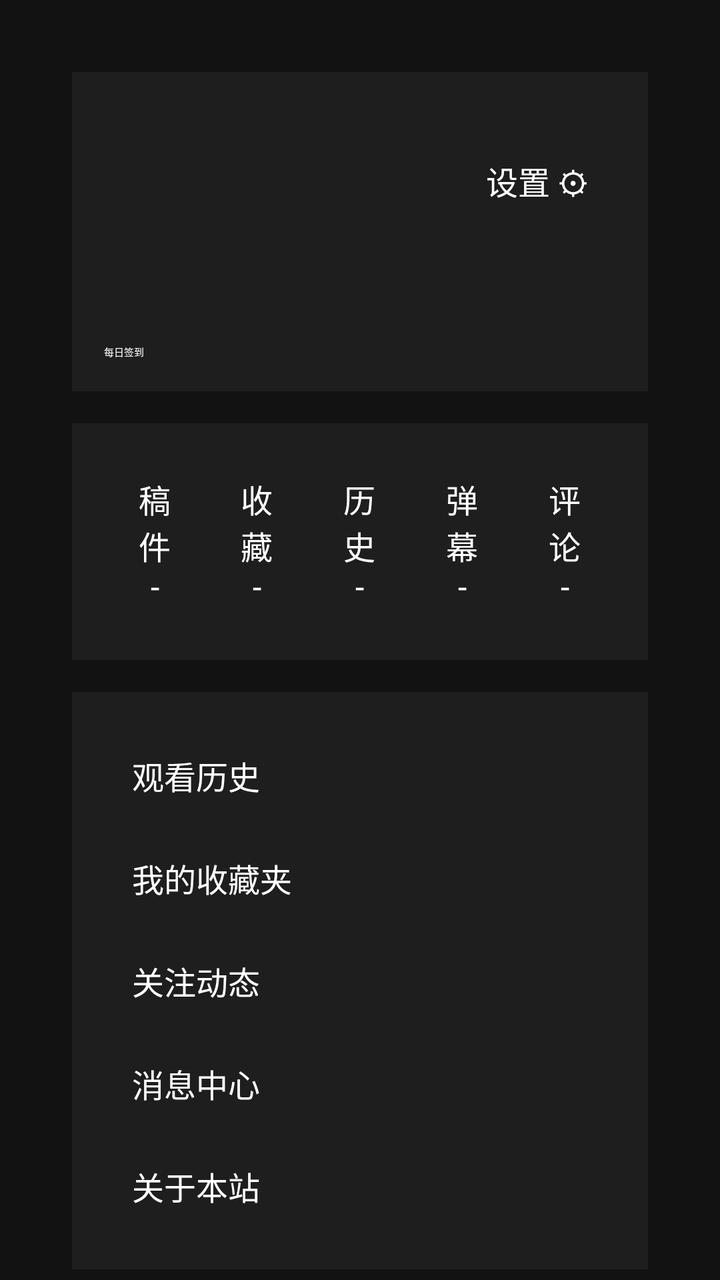
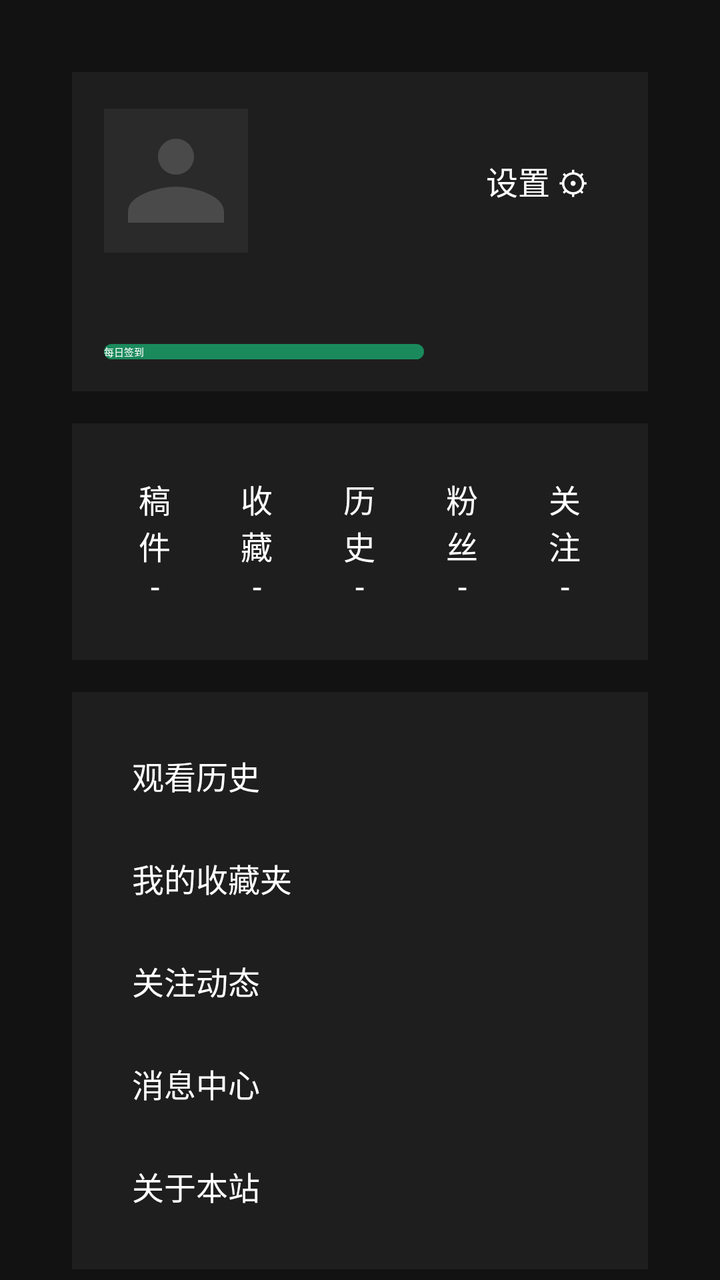

Two renders of the same Android screen: before a commit and after it. Below are the layout's source before the change and the commit's diff.
<!-- AndroidManifest.xml: activity theme Theme.LingXiTV.NoActionBar -->
<!-- res/layout/activity_profile.xml -->
<?xml version="1.0" encoding="utf-8"?>
<ScrollView xmlns:android="http://schemas.android.com/apk/res/android"
    android:layout_width="match_parent"
    android:layout_height="match_parent"
    android:background="@color/bg_dark"
    android:fillViewport="true">

    <LinearLayout
        android:layout_width="match_parent"
        android:layout_height="wrap_content"
        android:orientation="vertical"
        android:padding="36dp"
        android:maxWidth="860dp">

        
        <LinearLayout style="@style/SettingsCard"
            android:orientation="vertical">

            <LinearLayout
                android:layout_width="match_parent"
                android:layout_height="wrap_content"
                android:orientation="horizontal"
                android:gravity="center_vertical">

                <ImageView
                    android:id="@+id/ivAvatar"
                    android:layout_width="72dp"
                    android:layout_height="72dp"
                    android:background="@color/card_bg"
                    android:contentDescription="头像" />

                <LinearLayout
                    android:layout_width="0dp"
                    android:layout_height="wrap_content"
                    android:layout_weight="1"
                    android:orientation="vertical"
                    android:layout_marginStart="16dp">

                    <TextView
                        android:id="@+id/tvNickname"
                        android:layout_width="wrap_content"
                        android:layout_height="wrap_content"
                        android:textColor="@color/text_primary"
                        android:textSize="24sp"
                        android:textStyle="bold" />

                    <TextView
                        android:id="@+id/tvMeta"
                        android:layout_width="wrap_content"
                        android:layout_height="wrap_content"
                        android:textColor="@color/text_secondary"
                        android:textSize="14sp"
                        android:layout_marginTop="4dp" />

                    <TextView
                        android:id="@+id/tvExp"
                        android:layout_width="wrap_content"
                        android:layout_height="wrap_content"
                        android:textColor="@color/lingxi_green_light"
                        android:textSize="13sp"
                        android:layout_marginTop="4dp" />
                </LinearLayout>

                <TextView
                    android:id="@+id/tvSettings"
                    style="@style/SettingsItem"
                    android:layout_width="wrap_content"
                    android:text="设置 ⚙" />
            </LinearLayout>

            <TextView
                android:id="@+id/tvBio"
                android:layout_width="match_parent"
                android:layout_height="wrap_content"
                android:textColor="@color/text_secondary"
                android:textSize="14sp"
                android:layout_marginTop="12dp" />

            <Button
                android:id="@+id/btnCheckin"
                android:layout_width="wrap_content"
                android:layout_height="wrap_content"
                android:text="每日签到"
                android:backgroundTint="@color/lingxi_green"
                android:textColor="@android:color/white"
                android:layout_marginTop="12dp" />
        </LinearLayout>

        
        <LinearLayout style="@style/SettingsCard"
            android:orientation="horizontal"
            android:layout_marginTop="16dp">

            <TextView android:id="@+id/tvStatWorks" style="@style/StatItem" android:text="稿件\n-" />
            <TextView android:id="@+id/tvStatFav" style="@style/StatItem" android:text="收藏\n-" />
            <TextView android:id="@+id/tvStatHistory" style="@style/StatItem" android:text="历史\n-" />
            <TextView android:id="@+id/tvStatDanmaku" style="@style/StatItem" android:text="弹幕\n-" />
            <TextView android:id="@+id/tvStatComment" style="@style/StatItem" android:text="评论\n-" />
        </LinearLayout>

        
        <LinearLayout style="@style/SettingsCard"
            android:orientation="vertical"
            android:layout_marginTop="16dp">

            <TextView android:id="@+id/menuHistory" style="@style/SettingsItem" android:text="观看历史" />
            <TextView android:id="@+id/menuFavorites" style="@style/SettingsItem" android:text="我的收藏夹" />
            <TextView android:id="@+id/menuFollowing" style="@style/SettingsItem" android:text="关注动态" />
            <TextView android:id="@+id/menuMessages" style="@style/SettingsItem" android:text="消息中心" />
            <TextView android:id="@+id/menuAdmin" style="@style/SettingsItem" android:text="管理后台" android:visibility="gone" />
            <TextView android:id="@+id/menuAbout" style="@style/SettingsItem" android:text="关于本站" />
        </LinearLayout>

    </LinearLayout>
</ScrollView>
<!-- resources referenced by this layout -->
<resources>
  <style name="SettingsItem">
          <item name="android:layout_width">match_parent</item>
          <item name="android:layout_height">wrap_content</item>
          <item name="android:textColor">@color/text_primary</item>
          <item name="android:textSize">16sp</item>
          <item name="android:padding">14dp</item>
          <item name="android:focusable">true</item>
          <item name="android:clickable">true</item>
          <item name="android:background">?android:attr/selectableItemBackground</item>
      </style>
  <style name="Theme.LingXiTV" parent="@style/Theme.Leanback">
          <item name="colorPrimary">@color/lingxi_green</item>
          <item name="colorPrimaryDark">@color/lingxi_green_dark</item>
          <item name="colorAccent">@color/lingxi_green_light</item>
          <item name="android:windowBackground">@color/bg_dark</item>
          <item name="android:statusBarColor">@color/bg_dark</item>
          <item name="android:navigationBarColor">@color/bg_dark</item>
      </style>
  <!-- unchanged entries left out for length: 10 -->
</resources>

<!-- the commit's change to res/layout/activity_profile.xml (unified diff, before → after) -->
@@ -27,6 +27,8 @@
                     android:layout_width="72dp"
                     android:layout_height="72dp"
                     android:background="@color/card_bg"
+                    android:scaleType="centerCrop"
+                    android:src="@drawable/ic_avatar_placeholder"
                     android:contentDescription="头像" />
 
                 <LinearLayout
@@ -81,8 +83,11 @@
                 android:layout_width="wrap_content"
                 android:layout_height="wrap_content"
                 android:text="每日签到"
-                android:backgroundTint="@color/lingxi_green"
+                android:background="@drawable/btn_primary"
                 android:textColor="@android:color/white"
+                android:minWidth="160dp"
+                android:focusable="true"
+                android:clickable="true"
                 android:layout_marginTop="12dp" />
         </LinearLayout>
 
@@ -94,8 +99,8 @@
             <TextView android:id="@+id/tvStatWorks" style="@style/StatItem" android:text="稿件\n-" />
             <TextView android:id="@+id/tvStatFav" style="@style/StatItem" android:text="收藏\n-" />
             <TextView android:id="@+id/tvStatHistory" style="@style/StatItem" android:text="历史\n-" />
-            <TextView android:id="@+id/tvStatDanmaku" style="@style/StatItem" android:text="弹幕\n-" />
-            <TextView android:id="@+id/tvStatComment" style="@style/StatItem" android:text="评论\n-" />
+            <TextView android:id="@+id/tvStatFans" style="@style/StatItem" android:text="粉丝\n-" />
+            <TextView android:id="@+id/tvStatFollow" style="@style/StatItem" android:text="关注\n-" />
         </LinearLayout>
 
         
<!-- resource entries referenced after the edit -->
@@ -1,5 +1,55 @@
 <!-- resources referenced by this layout -->
 <resources>
+  <!-- drawable btn_primary (drawable) -->
+  <?xml version="1.0" encoding="utf-8"?>
+  <selector xmlns:android="http://schemas.android.com/apk/res/android">
+      <item android:state_focused="true" android:state_pressed="true">
+          <shape android:shape="rectangle">
+              <corners android:radius="8dp" />
+              <solid android:color="@color/lingxi_green_dark" />
+              <stroke android:width="2dp" android:color="@color/white" />
+          </shape>
+      </item>
+      <item android:state_focused="true">
+          <shape android:shape="rectangle">
+              <corners android:radius="8dp" />
+              <solid android:color="@color/lingxi_green_dark" />
+              <stroke android:width="2dp" android:color="@color/lingxi_green_light" />
+          </shape>
+      </item>
+      <item android:state_pressed="true">
+          <shape android:shape="rectangle">
+              <corners android:radius="8dp" />
+              <solid android:color="@color/lingxi_green_dark" />
+          </shape>
+      </item>
+      <item android:state_enabled="false">
+          <shape android:shape="rectangle">
+              <corners android:radius="8dp" />
+              <solid android:color="#3D3D3D" />
+          </shape>
+      </item>
+      <item>
+          <shape android:shape="rectangle">
+              <corners android:radius="8dp" />
+              <solid android:color="@color/lingxi_green" />
+          </shape>
+      </item>
+  </selector>
+  <!-- drawable ic_avatar_placeholder (drawable) -->
+  <?xml version="1.0" encoding="utf-8"?>
+  <vector xmlns:android="http://schemas.android.com/apk/res/android"
+      android:width="96dp"
+      android:height="96dp"
+      android:viewportWidth="96"
+      android:viewportHeight="96">
+      <path
+          android:fillColor="#2A2A2A"
+          android:pathData="M0,0h96v96h-96z" />
+      <path
+          android:fillColor="#4A4A4A"
+          android:pathData="M48,44c6.6,0 12,-5.4 12,-12s-5.4,-12 -12,-12 -12,5.4 -12,12 5.4,12 12,12zM48,52c-11,0 -32,5.5 -32,16.5V76h64v-7.5C80,57.5 59,52 48,52z" />
+  </vector>
   <style name="SettingsItem">
           <item name="android:layout_width">match_parent</item>
           <item name="android:layout_height">wrap_content</item>
@@ -8,8 +58,32 @@
           <item name="android:padding">14dp</item>
           <item name="android:focusable">true</item>
           <item name="android:clickable">true</item>
-          <item name="android:background">?android:attr/selectableItemBackground</item>
+          <item name="android:background">@drawable/sel_row_focus</item>
       </style>
+  <color name="white">#FFFFFF</color>
+  <!-- drawable sel_row_focus (drawable) -->
+  <?xml version="1.0" encoding="utf-8"?>
+  <selector xmlns:android="http://schemas.android.com/apk/res/android">
+      <item android:state_focused="true">
+          <shape android:shape="rectangle">
+              <corners android:radius="6dp" />
+              <solid android:color="@color/card_focus" />
+              <stroke android:width="2dp" android:color="@color/lingxi_green_light" />
+          </shape>
+      </item>
+      <item android:state_pressed="true">
+          <shape android:shape="rectangle">
+              <corners android:radius="6dp" />
+              <solid android:color="@color/card_focus" />
+          </shape>
+      </item>
+      <item>
+          <shape android:shape="rectangle">
+              <corners android:radius="6dp" />
+              <solid android:color="@android:color/transparent" />
+          </shape>
+      </item>
+  </selector>
   <style name="Theme.LingXiTV" parent="@style/Theme.Leanback">
           <item name="colorPrimary">@color/lingxi_green</item>
           <item name="colorPrimaryDark">@color/lingxi_green_dark</item>
@@ -17,6 +91,14 @@
           <item name="android:windowBackground">@color/bg_dark</item>
           <item name="android:statusBarColor">@color/bg_dark</item>
           <item name="android:navigationBarColor">@color/bg_dark</item>
+          
+          <item name="alertDialogTheme">@style/Theme.LingXiTV.Dialog</item>
+      </style>
+  <color name="card_focus">#2B3F35</color>
+  <style name="Theme.LingXiTV.Dialog" parent="Theme.AppCompat.Dialog.Alert">
+          <item name="colorPrimary">@color/lingxi_green</item>
+          <item name="colorPrimaryDark">@color/lingxi_green_dark</item>
+          <item name="colorAccent">@color/lingxi_green_light</item>
       </style>
   <!-- unchanged entries left out for length: 10 -->
 </resources>
